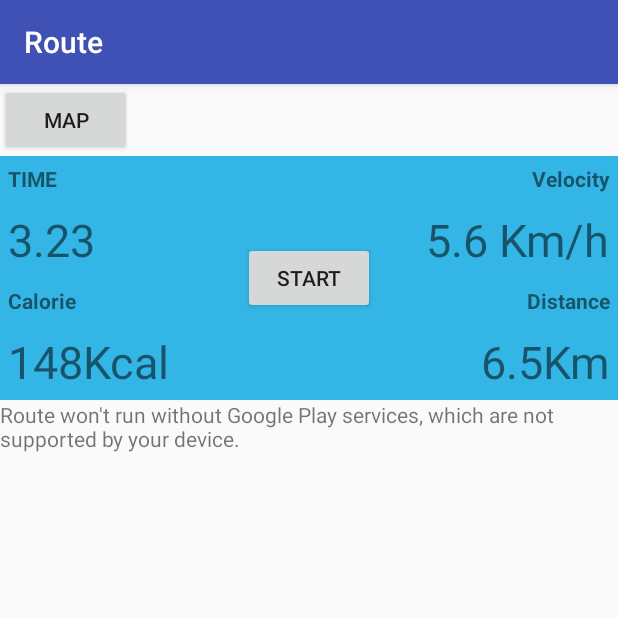
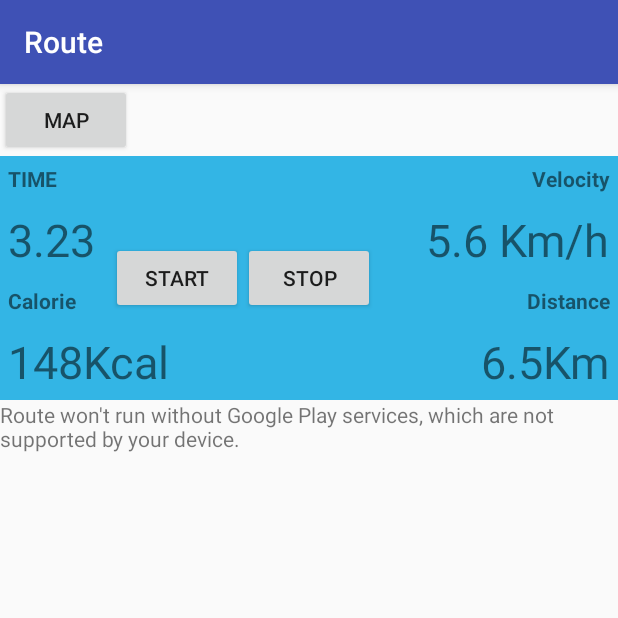
Before and after one commit to bbumjun/Mobile-TermProject_ROUTE, an Android app: the screen it shows after launch (RunningActivity), on a phone screen of 412 x 824 dp, the top half of it. Run offline under Robolectric (Android 15) with nearby library versions, the phone set to English and light mode, and no system bars.

Commit message:
Make Stop

```diff
--- a/app/src/main/res/layout/activity_running.xml
+++ b/app/src/main/res/layout/activity_running.xml
@@ -19,10 +19,8 @@
         android:layout_width="match_parent"
         android:layout_height="wrap_content"
         android:background="@android:color/holo_blue_light"
+
         >
-
-
-
 
         <TextView
             android:layout_width="wrap_content"
@@ -43,18 +41,15 @@
             android:layout_below="@+id/time"/>
 
 
-
-
         <TextView
+            android:id="@+id/velocity"
             android:layout_width="wrap_content"
             android:layout_height="wrap_content"
+            android:layout_alignParentRight="true"
+            android:layout_gravity=""
+            android:padding="5dp"
             android:text="Velocity"
-            android:layout_gravity=""
-            android:id="@+id/velocity"
-            android:textStyle="bold"
-            android:padding="5dp"
-            android:layout_alignParentRight="true"/>
-
+            android:textStyle="bold" />
 
         <TextView
             android:layout_width="wrap_content"
@@ -65,10 +60,6 @@
             android:layout_below="@+id/velocity"
             android:textSize="30dp"
             android:layout_alignParentRight="true"/>
-
-
-
-
         <TextView
             android:layout_width="wrap_content"
             android:layout_height="wrap_content"
@@ -81,15 +72,13 @@
 
 
         <TextView
+            android:id="@+id/calorieText"
             android:layout_width="wrap_content"
             android:layout_height="wrap_content"
+            android:layout_below="@+id/calorie"
+            android:padding="5dp"
             android:text="148Kcal"
-            android:padding="5dp"
-            android:id="@+id/calorieText"
-            android:layout_below="@+id/calorie"
-            android:textSize="30dp"
-            />
-
+            android:textSize="30dp" />
 
         <TextView
             android:layout_width="wrap_content"
@@ -113,24 +102,27 @@
             android:textSize="30dp"
             android:layout_alignParentRight="true"
             android:layout_below="@+id/distance"/>
-
-
         <Button
             android:layout_width="wrap_content"
             android:layout_height="wrap_content"
             android:text="Start"
             android:id="@+id/startButton"
-            android:layout_centerInParent="true" />
 
+            android:layout_toLeftOf="@+id/stopButton"
+            android:layout_centerInParent="true"/>
+        <Button
+            android:layout_width="wrap_content"
+            android:layout_height="wrap_content"
+            android:text="Stop"
+            android:id="@+id/stopButton"
+            android:layout_centerInParent="true"
+            android:layout_marginRight="20dp"/>
         <View
             android:layout_width="match_parent"
             android:layout_height="3dp"
             android:layout_centerInParent="true"
             android:visibility="visible"/>
-
-
     </RelativeLayout>
-
 <fragment
     xmlns:android="http://schemas.android.com/apk/res/android"
     xmlns:tools="http://schemas.android.com/tools"
```
Also changed, not shown: app/src/main/java/com/termproject/route/route/RunningActivity.java (+70 -2 lines).
